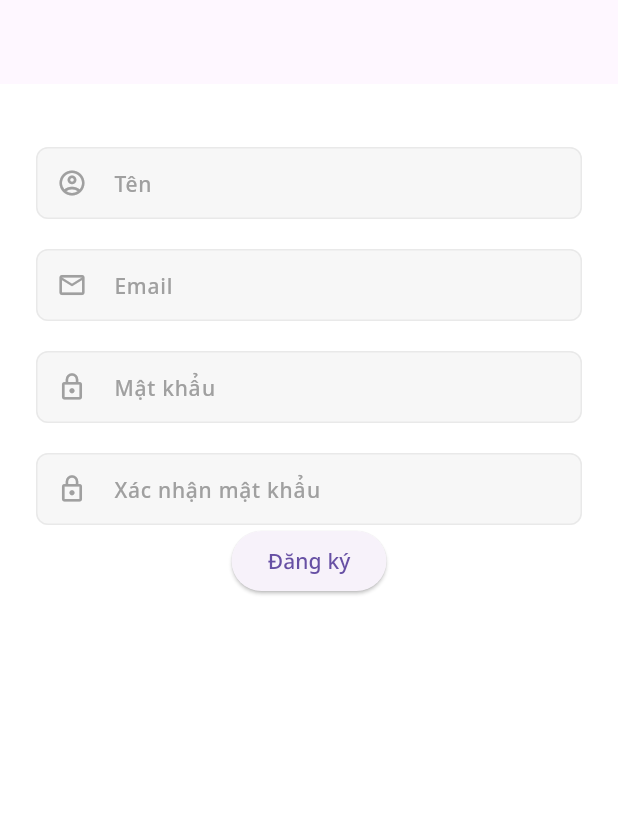
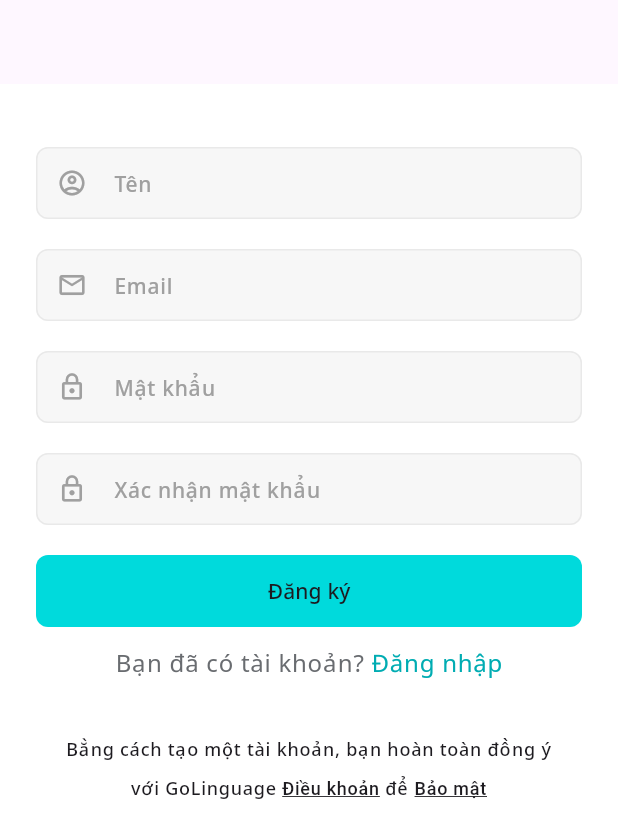
Before and after one commit to viethantrinh/go_linguage_client_app, a Flutter app: the screen it shows after launch, on a phone screen of 412 x 824 dp. Shown: the top 838 px of the screen. Run offline on Flutter 3.47's test engine with Material 3 defaults, Android fonts, the light colour scheme and no system bars; our stand-ins replace google_fonts.

Commit message:
complete sign up UI

```diff
--- a/lib/core/theme/app_color.dart
+++ b/lib/core/theme/app_color.dart
@@ -1,7 +1,7 @@
 import 'package:flutter/material.dart';
 
 class AppColor {
-      // Primary Color Shades
+  // Primary Color Shades
   static const Color primary50 = Color(0xFFEDFFFE);
   static const Color primary100 = Color(0xFFC2FFFF);
   static const Color primary200 = Color(0xFF84FDFF);
@@ -25,4 +25,5 @@ class AppColor {
   static const Color yellow = Color(0xFFF0C450);
   static const Color line = Color(0xFFE9E9E9);
 
+  static const Color transparentColor = Colors.transparent;
 }
--- a/lib/features/auth/presentation/pages/sign_up_page.dart
+++ b/lib/features/auth/presentation/pages/sign_up_page.dart
@@ -1,4 +1,6 @@
 import 'package:flutter/material.dart';
+import 'package:go_linguage/core/theme/app_color.dart';
+import 'package:go_linguage/features/auth/presentation/widgets/auth_button.dart';
 import 'package:go_linguage/features/auth/presentation/widgets/auth_field.dart';
 
 class SignUpPage extends StatefulWidget {
@@ -11,6 +13,7 @@ class SignUpPage extends StatefulWidget {
 class _SignUpPageState extends State<SignUpPage> {
   @override
   Widget build(BuildContext context) {
+    final themeData = Theme.of(context);
     return Scaffold(
       body: Padding(
         padding: const EdgeInsets.symmetric(horizontal: 24),
@@ -30,8 +33,45 @@ class _SignUpPageState extends State<SignUpPage> {
               hintText: 'Xác nhận mật khẩu',
               prefixIcon: Icons.lock_outline,
             ),
-            ElevatedButton(onPressed: () {}, child: Text('Đăng ký')),
-            RichText(text: TextSpan(text: 'ngu', children: [])),
+            const SizedBox(height: 20),
+            AuthButton(buttonText: 'Đăng ký'),
+            const SizedBox(height: 12),
+            RichText(
+              text: TextSpan(
+                text: 'Bạn đã có tài khoản? ',
+                style: themeData.textTheme.bodyLarge!.copyWith(
+                  color: AppColor.secondary,
+                ),
+                children: [
+                  TextSpan(
+                    text: 'Đăng nhập',
+                    style: themeData.textTheme.bodyLarge!.copyWith(
+                      color: AppColor.primary600,
+                    ),
+                  ),
+                ],
+              ),
+            ),
+            const SizedBox(height: 32),
+            RichText(
+              textAlign: TextAlign.center,
+              text: TextSpan(
+                text:
+                    'Bằng cách tạo một tài khoản, bạn hoàn toàn đồng ý \nvới GoLinguage ',
+                style: themeData.textTheme.labelSmall!.copyWith(),
+                children: [
+                  TextSpan(
+                    text: 'Điều khoản',
+                    style: TextStyle(decoration: TextDecoration.underline),
+                  ),
+                  TextSpan(text: ' để '),
+                  TextSpan(
+                    text: 'Bảo mật',
+                    style: TextStyle(decoration: TextDecoration.underline),
+                  ),
+                ],
+              ),
+            ),
           ],
         ),
       ),
--- /dev/null
+++ b/lib/features/auth/presentation/widgets/auth_button.dart
@@ -0,0 +1,29 @@
+import 'package:flutter/material.dart';
+import 'package:go_linguage/core/theme/app_color.dart';
+
+class AuthButton extends StatelessWidget {
+  const AuthButton({super.key, required this.buttonText});
+
+  final String buttonText;
+
+  @override
+  Widget build(BuildContext context) {
+    return Container(
+      decoration: BoxDecoration(
+        borderRadius: BorderRadius.circular(8),
+        color: AppColor.primary500,
+      ),
+      width: double.infinity,
+      height: 48,
+      child: ElevatedButton(
+        style: ElevatedButton.styleFrom(
+          backgroundColor: AppColor.transparentColor,
+          shadowColor: AppColor.transparentColor,
+          shape: RoundedRectangleBorder(borderRadius: BorderRadius.circular(8)),
+        ),
+        onPressed: () {},
+        child: Text(buttonText, style: Theme.of(context).textTheme.labelLarge),
+      ),
+    );
+  }
+}
```
Also changed, not shown: lib/core/theme/app_typography.dart (line endings or trailing spaces).
